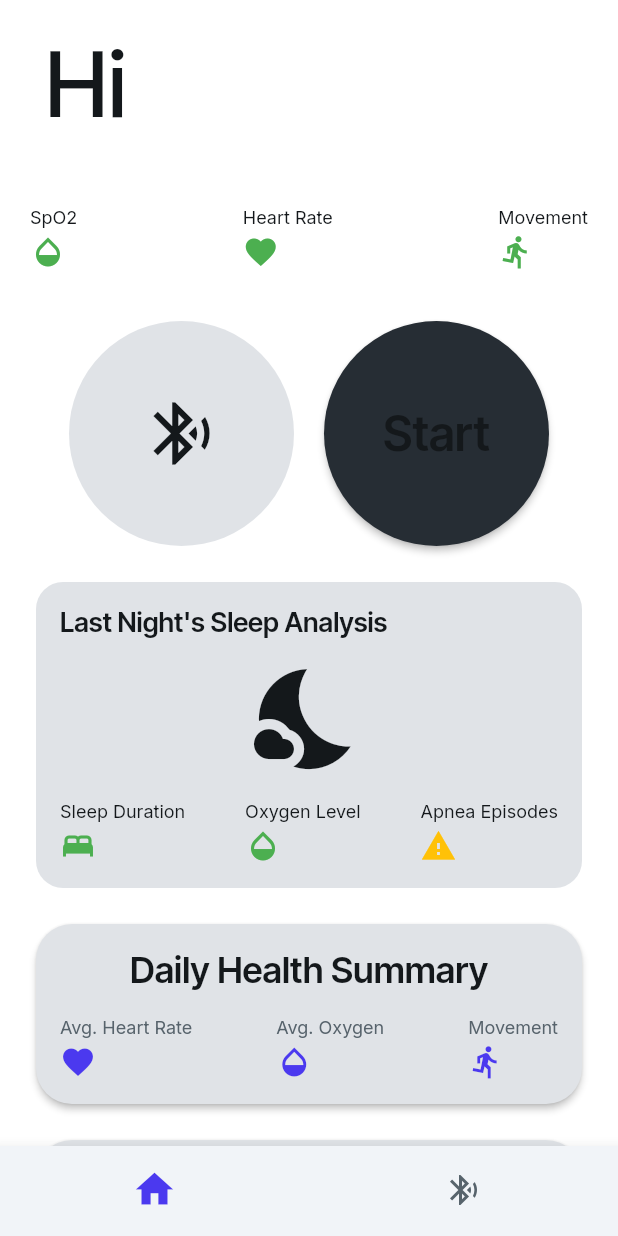
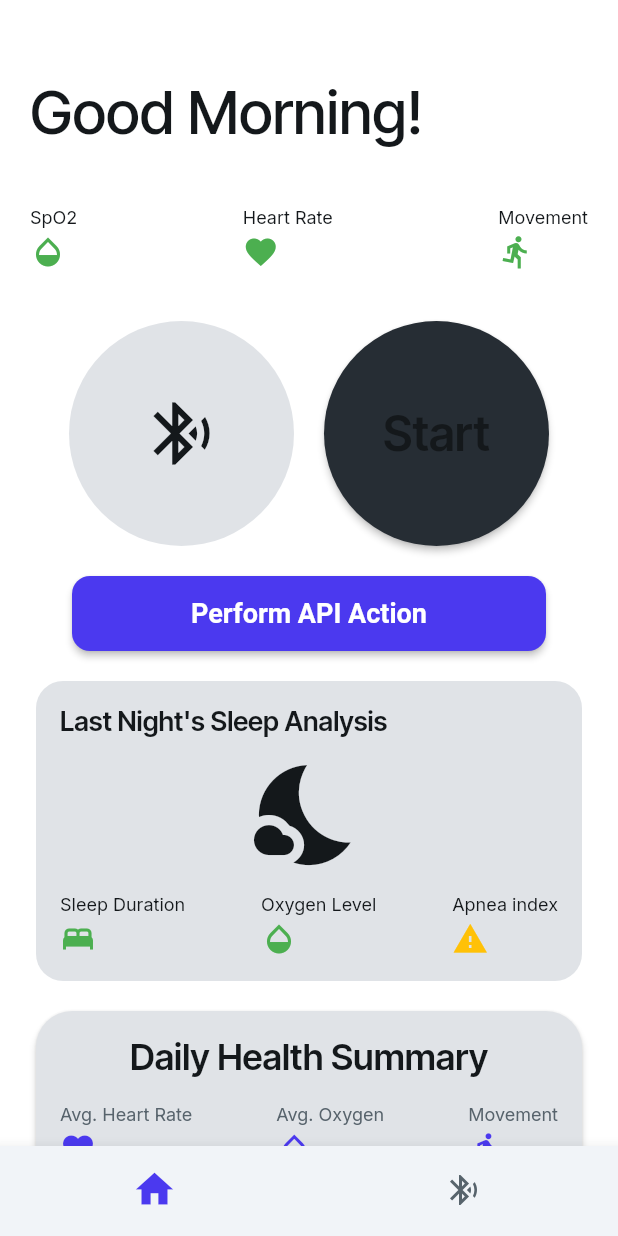
Before and after one commit to AliJohar21/breathe_easy, a Flutter app: the screen it shows once a user with an empty profile is signed in, on a phone screen of 412 x 824 dp. Run offline on Flutter 3.47's test engine with Material 3 defaults, Android fonts, the phone set to English and light mode, and no system bars; drawn by our look-alikes of auto_size_text; our stand-ins replace cloud_firestore, file_picker, firebase_auth, firebase_core, firebase_storage, font_awesome_flutter and 11 more; missing offline and left inert: flutter_reactive_ble, flutter_zxing, json_path, mime_type; accounts and stored records are empty.

Commit message:
'Hi'_APiButton_Apena_Logout_QR

```diff
--- a/lib/home_page/home_page_widget.dart
+++ b/lib/home_page/home_page_widget.dart
@@ -79,15 +79,17 @@ class _HomePageWidgetState extends State<HomePageWidget> {
                           Expanded(
                             child: Padding(
                               padding: const EdgeInsetsDirectional.fromSTEB(
-                                  10.0, 0.0, 0.0, 0.0),
+                                  0.0, 30.0, 0.0, 0.0),
                               child: Text(
-                                'Hi',
+                                DateTime.now().hour < 12
+                                    ? 'Good Morning!'
+                                    : 'Good Evening!',
                                 textAlign: TextAlign.start,
                                 style: FlutterFlowTheme.of(context)
                                     .headlineLarge
                                     .override(
                                       fontFamily: 'Inter Tight',
-                                      fontSize: 60.0,
+                                      fontSize: 40.0,
                                       letterSpacing: 0.0,
                                       fontWeight: FontWeight.w500,
                                     ),
@@ -236,7 +238,7 @@ class _HomePageWidgetState extends State<HomePageWidget> {
                                       if (BleService.instance.connectedDevices
                                           .isNotEmpty) {
                                         if (_isStarted) {
-                                          // 🔴 STOP pressed
+                                          //  STOP pressed
                                           await BleService.instance
                                               .sendStopCommand(
                                             BleService.instance.connectedDevices
@@ -247,7 +249,7 @@ class _HomePageWidgetState extends State<HomePageWidget> {
                                             _isStarted = false;
                                           });
 
-                                          // ✅ Print only the values collected after the last Start
+                                          //  Print only the values collected after the last Start
                                           final allData = BleService
                                               .instance.csvHelper
                                               .getAllData();
@@ -258,14 +260,14 @@ class _HomePageWidgetState extends State<HomePageWidget> {
                                                 [1]); // Only print SensorValue
                                           }
                                         } else {
-                                          // 🟢 START pressed
+                                          //  START pressed
                                           await BleService.instance
                                               .sendStartCommand(
                                             BleService.instance.connectedDevices
                                                 .first,
                                           );
 
-                                          // ✅ Clear old data before starting new session
+                                          //  Clear old data before starting new session
                                           BleService.instance.csvHelper.clear();
 
                                           setState(() {
@@ -294,8 +296,34 @@ class _HomePageWidgetState extends State<HomePageWidget> {
                           ],
                         ),
                       ),
+                      Padding(
+                        padding: const EdgeInsets.symmetric(
+                            vertical: 0.0, horizontal: 24.0),
+                        child: ElevatedButton(
+                          onPressed: () {
+                            // TODO: Add API call functionality here
+                          },
+                          style: ElevatedButton.styleFrom(
+                            minimumSize:
+                                const Size(double.infinity, 50), // Full width
+                            backgroundColor:
+                                const Color(0xFF4B39EF), // Purple-ish tone
+                            shape: RoundedRectangleBorder(
+                              borderRadius: BorderRadius.circular(12.0),
+                            ),
+                          ),
+                          child: const Text(
+                            'Perform API Action',
+                            style: TextStyle(
+                              color: Colors.white,
+                              fontSize: 18.0,
+                              fontWeight: FontWeight.w600,
+                            ),
+                          ),
+                        ),
+                      ),
                       Container(
-                        height: 204.0,
+                        height: 200.0,
                         decoration: BoxDecoration(
                           color: FlutterFlowTheme.of(context).alternate,
                           borderRadius: BorderRadius.circular(18.0),
@@ -418,7 +446,7 @@ class _HomePageWidgetState extends State<HomePageWidget> {
                                           CrossAxisAlignment.start,
                                       children: [
                                         Text(
-                                          'Apnea Episodes',
+                                          'Apnea index',
                                           style: FlutterFlowTheme.of(context)
                                               .bodySmall
                                               .override(
@@ -576,128 +604,6 @@ class _HomePageWidgetState extends State<HomePageWidget> {
                           ),
                         ),
                       ),
-                      Material(
-                        color: Colors.transparent,
-                        elevation: 2.0,
-                        shape: RoundedRectangleBorder(
-                          borderRadius: BorderRadius.circular(24.0),
-                        ),
-                        child: Container(
-                          width: MediaQuery.sizeOf(context).width * 1.0,
-                          decoration: BoxDecoration(
-                            color: FlutterFlowTheme.of(context).alternate,
-                            borderRadius: BorderRadius.circular(24.0),
-                          ),
-                          child: Padding(
-                            padding: const EdgeInsetsDirectional.fromSTEB(
-                                16.0, 16.0, 16.0, 16.0),
-                            child: Column(
-                              mainAxisSize: MainAxisSize.min,
-                              children: [
-                                Text(
-                                  'Recent Alerts',
-                                  style: FlutterFlowTheme.of(context)
-                                      .headlineSmall
-                                      .override(
-                                        fontFamily: 'Inter Tight',
-                                        color: FlutterFlowTheme.of(context)
-                                            .primaryText,
-                                        letterSpacing: 0.0,
-                                      ),
-                                ),
-                                Row(
-                                  mainAxisSize: MainAxisSize.max,
-                                  mainAxisAlignment:
-                                      MainAxisAlignment.spaceBetween,
-                                  children: [
-                                    Row(
-                                      mainAxisSize: MainAxisSize.max,
-                                      children: [
-                                        const Icon(
-                                          Icons.warning,
-                                          color: Color(0xFFFFC107),
-                                          size: 24.0,
-                                        ),
-                                        Column(
-                                          mainAxisSize: MainAxisSize.min,
-                                          crossAxisAlignment:
-                                              CrossAxisAlignment.start,
-                                          children: [
-                                            Text(
-                                              'Low Oxygen Alert',
-                                              style: FlutterFlowTheme.of(
-                                                      context)
-                                                  .bodyMedium
-                                                  .override(
-                                                    fontFamily: 'Inter',
-                                                    color: FlutterFlowTheme.of(
-                                                            context)
-                                                        .primaryText,
-                                                    letterSpacing: 0.0,
-                                                    fontWeight: FontWeight.w600,
-                                                  ),
-                                            ),
-                                          ],
-                                        ),
-                                      ].divide(const SizedBox(width: 12.0)),
-                                    ),
-                                    Icon(
-                                      Icons.chevron_right,
-                                      color: FlutterFlowTheme.of(context)
-                                          .secondaryText,
-                                      size: 24.0,
-                                    ),
-                                  ],
-                                ),
-                                Row(
-                                  mainAxisSize: MainAxisSize.max,
-                                  mainAxisAlignment:
-                                      MainAxisAlignment.spaceBetween,
-                                  children: [
-                                    Row(
-                                      mainAxisSize: MainAxisSize.max,
-                                      children: [
-                                        const Icon(
-                                          Icons.favorite,
-                                          color: Color(0xFFFF5963),
-                                          size: 24.0,
-                                        ),
-                                        Column(
-                                          mainAxisSize: MainAxisSize.min,
-                                          crossAxisAlignment:
-                                              CrossAxisAlignment.start,
-                                          children: [
-                                            Text(
-                                              'Irregular Heartbeat',
-                                              style: FlutterFlowTheme.of(
-                                                      context)
-                                                  .bodyMedium
-                                                  .override(
-                                                    fontFamily: 'Inter',
-                                                    color: FlutterFlowTheme.of(
-                                                            context)
-                                                        .primaryText,
-                                                    letterSpacing: 0.0,
-                                                    fontWeight: FontWeight.w600,
-                                                  ),
-                                            ),
-                                          ],
-                                        ),
-                                      ].divide(const SizedBox(width: 12.0)),
-                                    ),
-                                    Icon(
-                                      Icons.chevron_right,
-                                      color: FlutterFlowTheme.of(context)
-                                          .secondaryText,
-                                      size: 24.0,
-                                    ),
-                                  ],
-                                ),
-                              ].divide(const SizedBox(height: 16.0)),
-                            ),
-                          ),
-                        ),
-                      ),
                       Text(
                         'This device is not a substitute for professional medical advice. Always consult your healthcare provider for medical concerns.',
                         textAlign: TextAlign.center,
@@ -707,7 +613,34 @@ class _HomePageWidgetState extends State<HomePageWidget> {
                               letterSpacing: 0.0,
                             ),
                       ),
-                    ].divide(const SizedBox(height: 24.0)),
+                      const SizedBox(height: 0.0),
+                      ElevatedButton.icon(
+                        onPressed: () async {
+                          // Optional: Clear any session/authentication tokens here
+                          // await FirebaseAuth.instance.signOut(); // Uncomment if using Firebase
+
+                          // Optional: Clear local app state or secure storage
+
+                          // Navigate to login screen
+                          context.goNamedAuth('Login', context.mounted);
+                          // Replace 'login' with your actual route name
+                        },
+                        icon: const Icon(Icons.logout),
+                        label: const Text('Logout'),
+                        style: ElevatedButton.styleFrom(
+                          backgroundColor: Colors.redAccent,
+                          foregroundColor: Colors.white,
+                          padding: const EdgeInsets.symmetric(
+                              horizontal: 24.0, vertical: 12.0),
+                          textStyle: const TextStyle(
+                              fontSize: 16.0, fontWeight: FontWeight.w600),
+                          shape: RoundedRectangleBorder(
+                            borderRadius: BorderRadius.circular(12.0),
+                          ),
+                        ),
+                      ),
+                      const SizedBox(height: 0.0),
+                    ].divide(const SizedBox(height: 20.0)),
                   ),
                 ),
               ),
--- a/lib/scanning/scanning_widget.dart
+++ b/lib/scanning/scanning_widget.dart
@@ -246,7 +246,7 @@ class _ScanningWidgetState extends State<ScanningWidget> {
       child: Scaffold(
         key: scaffoldKey,
         backgroundColor: FlutterFlowTheme.of(context).secondaryBackground,
-        appBar: AppBar(
+        /*appBar: AppBar(
           backgroundColor: FlutterFlowTheme.of(context).secondaryBackground,
           automaticallyImplyLeading: false,
           leading: FlutterFlowIconButton(
@@ -274,14 +274,14 @@ class _ScanningWidgetState extends State<ScanningWidget> {
           ),
           actions: const [],
           centerTitle: false,
-        ),
+        ),*/
         body: SingleChildScrollView(
           child: Column(
             children: [
               // Top Section: Instructions
               SizedBox(
                 width: MediaQuery.sizeOf(context).width,
-                height: 170.0,
+                height: 200.0,
                 child: Padding(
                   padding: const EdgeInsetsDirectional.fromSTEB(
                       24.0, 24.0, 24.0, 24.0),
@@ -417,7 +417,7 @@ class _ScanningWidgetState extends State<ScanningWidget> {
                   padding: const EdgeInsets.fromLTRB(0, 0, 0, 10.0),
                   child: Container(
                     width: MediaQuery.sizeOf(context).width * 0.9,
-                    padding: const EdgeInsets.all(20.0),
+                    padding: const EdgeInsets.all(15.0),
                     decoration: BoxDecoration(
                       color: const Color(0xFFFFF3E0),
                       borderRadius: BorderRadius.circular(16.0),
@@ -481,7 +481,7 @@ class _ScanningWidgetState extends State<ScanningWidget> {
                 ),
               ),
               // Container to display received sensor data.
-              Align(
+              /*Align(
                 alignment: Alignment.center,
                 child: ValueListenableBuilder<String>(
                   valueListenable: _bleService.sensorDataNotifier,
@@ -501,7 +501,7 @@ class _ScanningWidgetState extends State<ScanningWidget> {
                     );
                   },
                 ),
-              ),
+              ),*/
             ].divide(const SizedBox(height: 20.0)),
           ),
         ),
```
Also changed, not shown: 1 other file.
